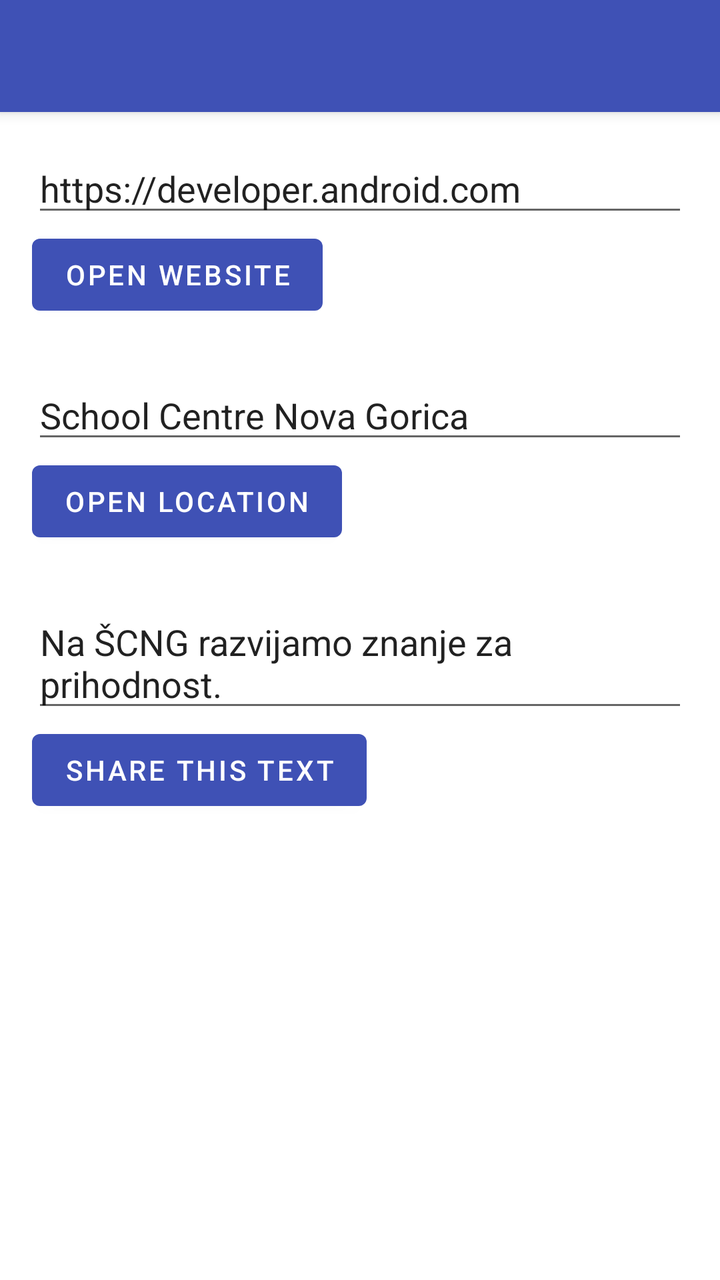
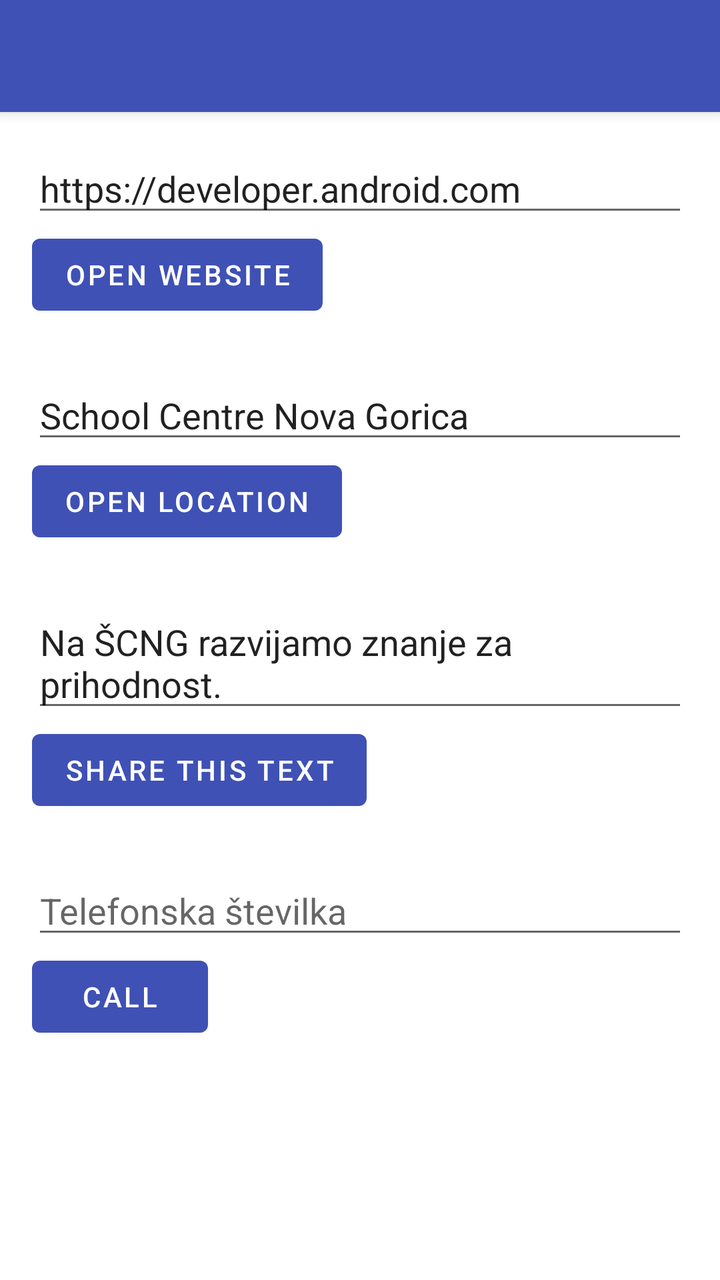

An Android layout rendered at two revisions. The XML below is the earlier revision; the diff shows what the commit changed to produce the second picture.
<!-- AndroidManifest.xml: application theme Theme.ImplicitIntents -->
<!-- res/layout/activity_main.xml -->
<?xml version="1.0" encoding="utf-8"?>
<LinearLayout xmlns:android="http://schemas.android.com/apk/res/android"
    xmlns:app="http://schemas.android.com/apk/res-auto"
    xmlns:tools="http://schemas.android.com/tools"
    android:id="@+id/main"
    android:layout_width="match_parent"
    android:layout_height="match_parent"
    android:orientation="vertical"
    tools:context=".MainActivity">

    <com.google.android.material.appbar.MaterialToolbar
        android:id="@+id/toolbar"
        android:layout_width="match_parent"
        android:layout_height="wrap_content"
        android:background="@color/indigo"
        android:elevation="4dp"
        android:minHeight="?attr/actionBarSize"
        app:titleTextColor="@color/white" />

    <LinearLayout
        android:layout_width="match_parent"
        android:layout_height="wrap_content"
        android:orientation="vertical"
        android:padding="16dp">

        
        <EditText
            android:id="@+id/website_edittext"
            android:layout_width="match_parent"
            android:layout_height="wrap_content"
            android:autofillHints=""
            android:inputType="textUri"
            android:text="@string/edittext_uri" />

        <Button
            android:id="@+id/open_website_button"
            android:layout_width="wrap_content"
            android:layout_height="wrap_content"
            android:layout_marginBottom="24dp"
            android:onClick="openWebsite"
            android:text="@string/button_uri" />

        
        <EditText
            android:id="@+id/location_edittext"
            android:layout_width="match_parent"
            android:layout_height="wrap_content"
            android:autofillHints=""
            android:inputType="text"
            android:text="@string/edittext_loc" />

        <Button
            android:id="@+id/open_location_button"
            android:layout_width="wrap_content"
            android:layout_height="wrap_content"
            android:layout_marginBottom="24dp"
            android:onClick="openLocation"
            android:text="@string/button_loc" />

        
        <EditText
            android:id="@+id/share_edittext"
            android:layout_width="match_parent"
            android:layout_height="wrap_content"
            android:autofillHints=""
            android:inputType="textMultiLine"
            android:text="@string/edittext_share" />

        <Button
            android:id="@+id/share_text_button"
            android:layout_width="wrap_content"
            android:layout_height="wrap_content"
            android:onClick="shareText"
            android:text="@string/button_share" />

    </LinearLayout>

</LinearLayout>
<!-- resources referenced by this layout -->
<resources>
  <color name="indigo">#3F51B5</color>
  <color name="white">#FFFFFFFF</color>
  <string name="button_loc">Open Location</string>
  <string name="button_share">Share This Text</string>
  <string name="button_uri">Open Website</string>
  <string name="edittext_loc">School Centre Nova Gorica</string>
  <string name="edittext_share">Na ŠCNG razvijamo znanje za prihodnost.</string>
  <string name="edittext_uri">https://developer.android.com</string>
  <style name="Theme.ImplicitIntents" parent="Base.Theme.ImplicitIntents" />
  <style name="Base.Theme.ImplicitIntents" parent="Theme.MaterialComponents.DayNight.NoActionBar">
          <item name="colorPrimary">@color/indigo</item>
          <item name="colorPrimaryVariant">@color/indigo_dark</item>
          <item name="colorOnPrimary">@color/white</item>
      </style>
  <color name="indigo_dark">#303F9F</color>
</resources>

<!-- the commit's change to res/layout/activity_main.xml (unified diff, before → after) -->
@@ -70,8 +70,25 @@
             android:id="@+id/share_text_button"
             android:layout_width="wrap_content"
             android:layout_height="wrap_content"
+            android:layout_marginBottom="24dp"
             android:onClick="shareText"
             android:text="@string/button_share" />
+
+        
+        <EditText
+            android:id="@+id/phone_edittext"
+            android:layout_width="match_parent"
+            android:layout_height="wrap_content"
+            android:autofillHints="phone"
+            android:hint="@string/edittext_phone_hint"
+            android:inputType="phone" />
+
+        <Button
+            android:id="@+id/call_button"
+            android:layout_width="wrap_content"
+            android:layout_height="wrap_content"
+            android:onClick="callNumber"
+            android:text="@string/button_call" />
 
     </LinearLayout>
 
<!-- resource entries referenced after the edit -->
@@ -2,10 +2,12 @@
 <resources>
   <color name="indigo">#3F51B5</color>
   <color name="white">#FFFFFFFF</color>
+  <string name="button_call">Call</string>
   <string name="button_loc">Open Location</string>
   <string name="button_share">Share This Text</string>
   <string name="button_uri">Open Website</string>
   <string name="edittext_loc">School Centre Nova Gorica</string>
+  <string name="edittext_phone_hint">Telefonska številka</string>
   <string name="edittext_share">Na ŠCNG razvijamo znanje za prihodnost.</string>
   <string name="edittext_uri">https://developer.android.com</string>
   <style name="Theme.ImplicitIntents" parent="Base.Theme.ImplicitIntents" />
